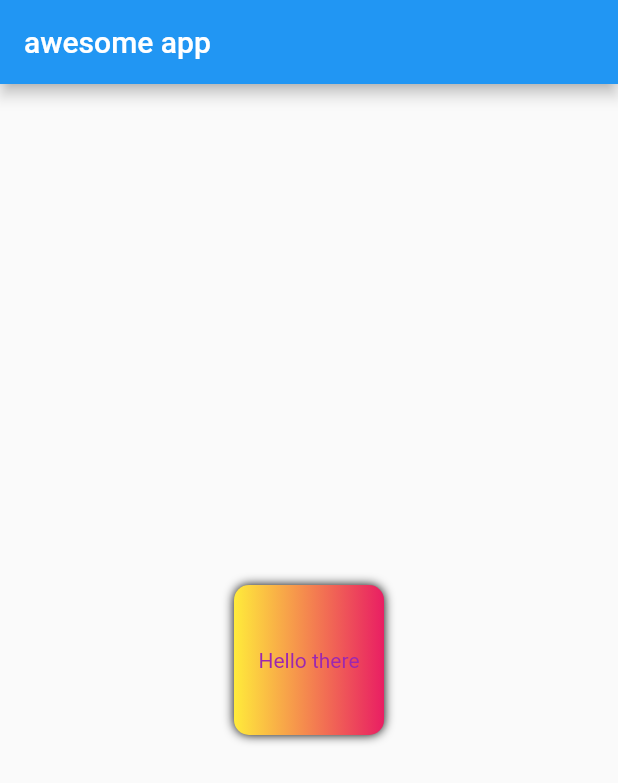
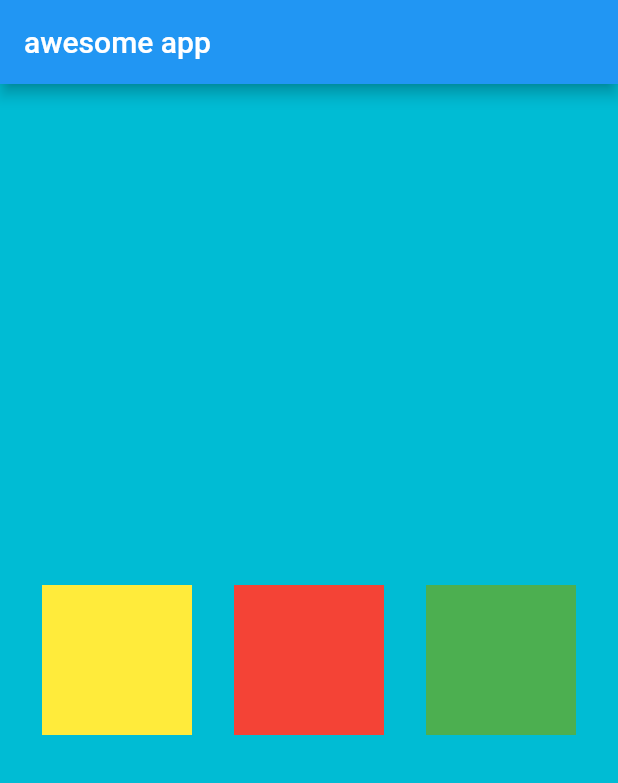
Before and after one commit to Darshan0811/flutter_app, a Flutter app: the screen it shows after launch, on a phone screen of 412 x 824 dp. Shown: the top 783 px of the screen. Run offline on Flutter 3.47's test engine with Material 2 defaults, Android fonts, the phone set to English and light mode, and no system bars.

Commit message:
ch3 completed

```diff
--- a/lib/main.dart
+++ b/lib/main.dart
@@ -14,33 +14,31 @@ class HomePage extends StatelessWidget {
       appBar: AppBar(
         title: Text("awesome app"),
       ),
-      body: Center(
-        child: Container(
-          //color: Colors.red,
-          height: 100,
-          width: 100,
-          child: Text("Hello there", style: TextStyle(color: Colors.purple)),
-          padding: const EdgeInsets.all(
-              4), //const etle value pachi kyay badlaavi na joye.
-          //Child ni andar na child mate padding margin ni jem kaam kare.Margin aaya nai kaam kare etle.
+      body: Container(
           alignment: Alignment.center,
-          //Upar color j comment karyo a simply aakhu box ne red kari nakhe.Pan gradient aapvo hoy to box decoration use thase.Decoration etle sajaavu etle koi pan vastu(aaya box) ne game te rite sajaavu hoy to decoration use thai.
-          decoration: BoxDecoration(
-              shape: BoxShape
-                  .rectangle, //shape aapva mate.By default box square hoy etle rectangle karyu.
-              //Shape,borderRadius,borderShadow savthi pela j kaam karse gradient pachi aapva jais to nai kare.
-              borderRadius: BorderRadius.circular(10),
-              //box ma shadow aapva mate.Syntax important che.
-              boxShadow: [
-                BoxShadow(
-                  color: Colors.black,
-                  blurRadius: 5,
-                ),
-              ],
-              color: Colors.red,
-              gradient: LinearGradient(colors: [Colors.yellow, Colors.pink])),
-        ),
-      ),
+          color: Colors.cyan,
+          child: Row(
+            mainAxisAlignment: MainAxisAlignment.spaceEvenly,
+            //main axis aaya row che etle aadi(x axis thase).
+            //Cross axis etle opposite axis aaya vertical etle y-axis thase.
+            children: <Widget>[
+              Container(
+                color: Colors.yellow,
+                height: 100,
+                width: 100,
+              ),
+              Container(
+                color: Colors.red,
+                height: 100,
+                width: 100,
+              ),
+              Container(
+                color: Colors.green,
+                height: 100,
+                width: 100,
+              )
+            ],
+          )),
     );
   }
 }
```
